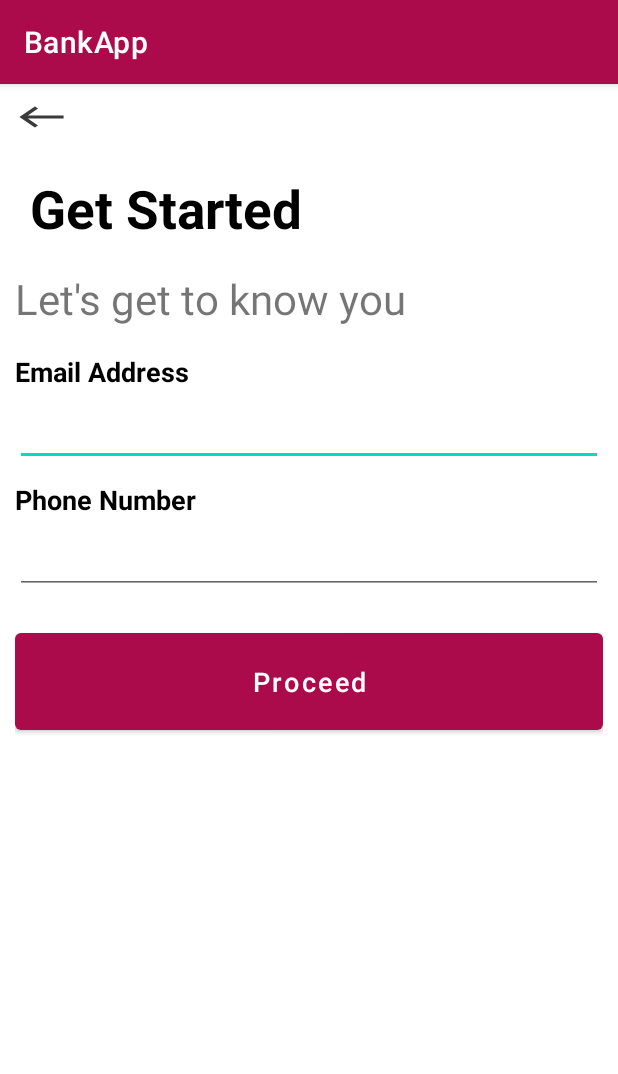
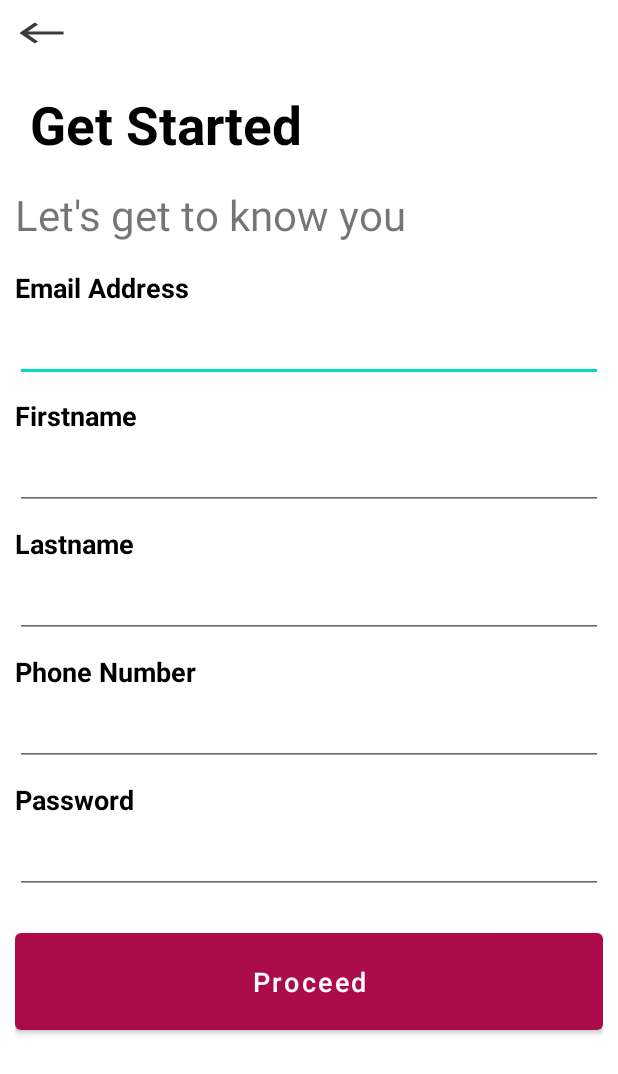
Before and after one commit to Opetech/bank-app, an Android app: the RegisterActivity screen opened directly, with no data from a screen before it, on a phone screen of 412 x 824 dp. Shown: the top 1074 px of the screen. Run offline under Robolectric (Android 15) with nearby library versions, the phone set to English and light mode, and no system bars.

Commit message:
Make ui changes

```diff
--- a/app/src/main/res/layout/activity_index.xml
+++ b/app/src/main/res/layout/activity_index.xml
@@ -9,7 +9,7 @@
 
     <RelativeLayout
         android:layout_width="match_parent"
-        android:layout_height="500dp">
+        android:layout_height="400dp">
 
         <ImageView
             android:id="@+id/slider"
@@ -25,6 +25,7 @@
         android:orientation="vertical">
 
         <Button
+            android:id="@+id/loginBtn"
             android:layout_width="match_parent"
             android:layout_height="wrap_content"
             android:layout_marginLeft="10dp"
@@ -39,6 +40,7 @@
             app:backgroundTint="@null" />
 
         <Button
+            android:id="@+id/signupBtn"
             android:layout_width="match_parent"
             android:layout_height="wrap_content"
             android:layout_margin="10dp"
--- a/app/src/main/res/layout/activity_login.xml
+++ b/app/src/main/res/layout/activity_login.xml
@@ -52,9 +52,12 @@
             android:textStyle="bold" />
 
         <EditText
+            android:id="@+id/loginEmailAddress"
             android:layout_width="match_parent"
             android:layout_height="wrap_content"
-            android:layout_marginTop="5dp" />
+            android:layout_marginTop="5dp"
+            android:inputType="textEmailAddress"
+            />
 
         <TextView
             android:layout_width="wrap_content"
@@ -65,6 +68,7 @@
             android:textStyle="bold" />
 
         <EditText
+            android:id="@+id/loginPassword"
             android:layout_width="match_parent"
             android:layout_height="wrap_content"
             android:layout_marginTop="5dp"
@@ -80,6 +84,7 @@
             android:textSize="18dp" />
 
         <Button
+            android:id="@+id/loginSubmitBtn"
             android:layout_width="match_parent"
             android:layout_height="wrap_content"
             android:layout_marginTop="20dp"
--- a/app/src/main/res/layout/activity_register.xml
+++ b/app/src/main/res/layout/activity_register.xml
@@ -52,9 +52,41 @@
             android:textStyle="bold" />
 
         <EditText
+            android:id="@+id/emailAddress"
             android:layout_width="match_parent"
             android:layout_height="wrap_content"
+            android:textColorHint="@color/brown"
             android:layout_marginTop="5dp" />
+
+        <TextView
+            android:layout_width="wrap_content"
+            android:layout_height="wrap_content"
+            android:layout_marginTop="10dp"
+            android:text="Firstname"
+            android:textSize="18dp"
+            android:textColor="@color/black"
+            android:textStyle="bold" />
+
+        <EditText
+            android:id="@+id/firstname"
+            android:layout_width="match_parent"
+            android:layout_height="wrap_content"
+            android:layout_marginTop="5dp"/>
+
+        <TextView
+            android:layout_width="wrap_content"
+            android:layout_height="wrap_content"
+            android:layout_marginTop="10dp"
+            android:text="Lastname"
+            android:textSize="18dp"
+            android:textColor="@color/black"
+            android:textStyle="bold" />
+
+        <EditText
+            android:id="@+id/lastname"
+            android:layout_width="match_parent"
+            android:layout_height="wrap_content"
+            android:layout_marginTop="5dp"/>
 
         <TextView
             android:layout_width="wrap_content"
@@ -66,13 +98,30 @@
             android:textStyle="bold" />
 
         <EditText
+            android:id="@+id/phone"
+            android:layout_width="match_parent"
+            android:layout_height="wrap_content"
+            android:layout_marginTop="5dp"
+            android:inputType="phone" />
+
+        <TextView
+            android:layout_width="wrap_content"
+            android:layout_height="wrap_content"
+            android:layout_marginTop="10dp"
+            android:text="Password"
+            android:textSize="18dp"
+            android:textColor="@color/black"
+            android:textStyle="bold" />
+
+        <EditText
+            android:id="@+id/signupPassword"
             android:layout_width="match_parent"
             android:layout_height="wrap_content"
             android:layout_marginTop="5dp"
             android:inputType="textPassword" />
 
-
         <Button
+            android:id="@+id/signupSubmitBtn"
             android:layout_width="match_parent"
             android:layout_height="wrap_content"
             android:layout_marginTop="20dp"
--- a/app/src/main/res/values/themes.xml
+++ b/app/src/main/res/values/themes.xml
@@ -1,6 +1,6 @@
 <resources xmlns:tools="http://schemas.android.com/tools">
     <!-- Base application theme. -->
-    <style name="Theme.BankApp" parent="Theme.MaterialComponents.DayNight.DarkActionBar">
+    <style name="Theme.BankApp" parent="Theme.MaterialComponents.DayNight.NoActionBar">
         <!-- Primary brand color. -->
         <item name="colorPrimary">@color/brown</item>
         <!-- Secondary brand color. -->
@@ -8,7 +8,7 @@
         <item name="colorSecondaryVariant">@color/teal_700</item>
         <item name="colorOnSecondary">@color/black</item>
         <!-- Status bar color. -->
-        <item name="android:statusBarColor" tools:targetApi="l">?attr/colorPrimaryVariant</item>
+        <item name="android:statusBarColor" tools:targetApi="l">@color/brown</item>
         <!-- Customize your theme here. -->
     </style>
 </resources>
```
